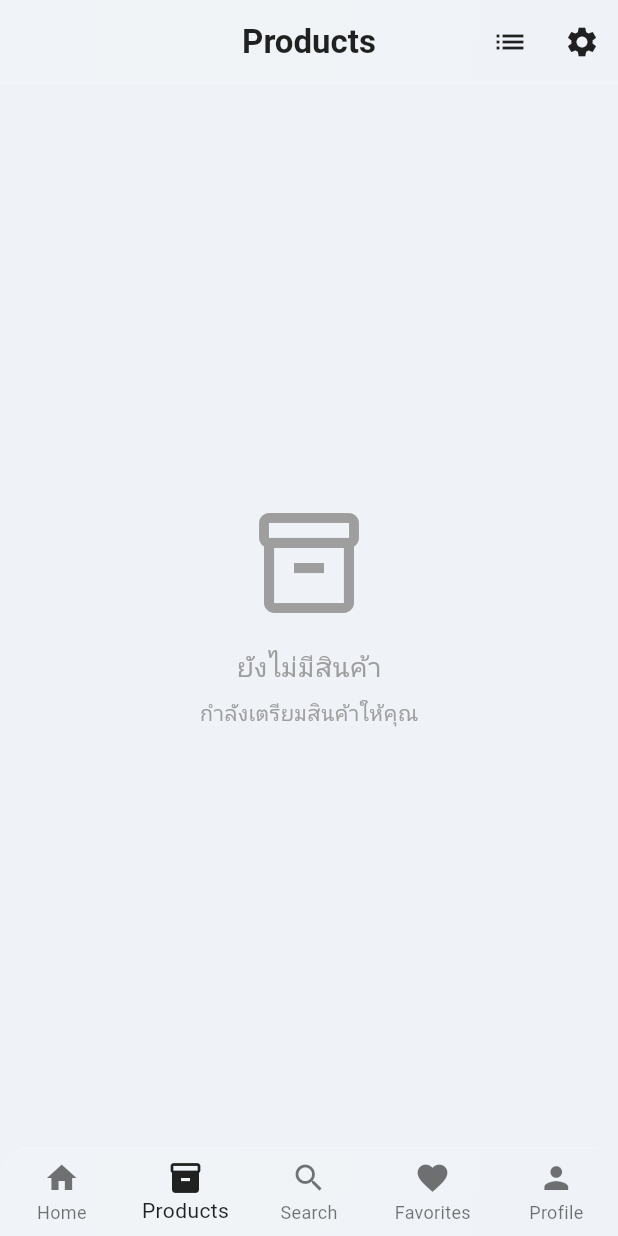
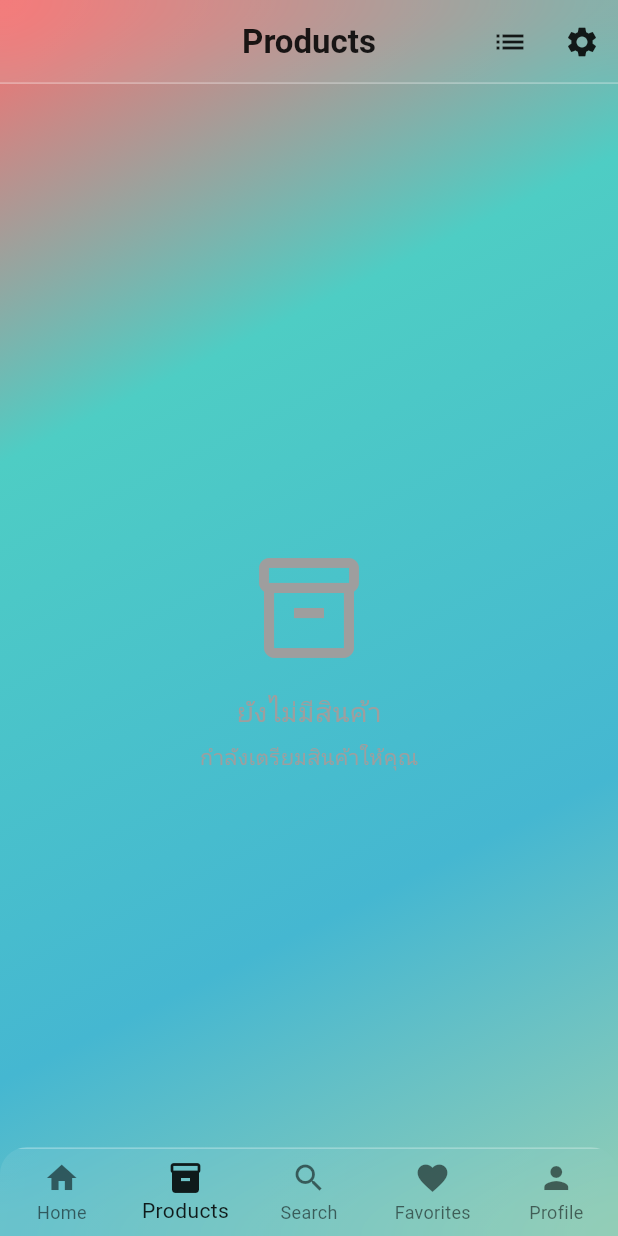
Before and after one commit to workerprocess/itshop, a Flutter app: the screen it shows after launch, item 2 of the bottom bar chosen, on a phone screen of 412 x 824 dp. Run offline on Flutter 3.47's test engine with Material 3 defaults, Android fonts, the light colour scheme and no system bars; our stand-ins replace dio, get, shared_preferences; generated files the repository leaves out were written again; statements that could not run were skipped; project files that could hold a hidden picture were left out.

Commit message:
Update theme colors and enhance page layouts for better visual consistency. Changed scaffold background colors in GlassTheme, and added padding to body elements in favorites_page.dart, home_page.dart, products_page.dart, profile_page.dart, and search_page.dart for improved UI. Updated root_page.dart to include a gradient background.

```diff
--- a/mobile_app/lib/core/themes/glass_theme.dart
+++ b/mobile_app/lib/core/themes/glass_theme.dart
@@ -101,7 +101,7 @@ class GlassTheme extends ThemeExtension<GlassTheme> {
       useMaterial3: true,
       brightness: Brightness.light,
       colorScheme: ColorScheme.fromSeed(seedColor: Colors.indigo),
-      scaffoldBackgroundColor: const Color(0xFFEFF3F7),
+      scaffoldBackgroundColor: const Color(0xFFF8F9FA),
       extensions: <ThemeExtension<dynamic>>[_lightGlass],
     );
 
@@ -109,7 +109,7 @@ class GlassTheme extends ThemeExtension<GlassTheme> {
       useMaterial3: true,
       brightness: Brightness.dark,
       colorScheme: ColorScheme.fromSeed(seedColor: Colors.indigo, brightness: Brightness.dark),
-      scaffoldBackgroundColor: const Color(0xFF0E1116),
+      scaffoldBackgroundColor: const Color(0xFF121212),
       extensions: <ThemeExtension<dynamic>>[_darkGlass],
     );
 }
--- a/mobile_app/lib/presentation/pages/products_page.dart
+++ b/mobile_app/lib/presentation/pages/products_page.dart
@@ -13,6 +13,8 @@ class ProductsPage extends StatelessWidget {
     final controller = Get.find<ProductsController>();
 
     return Scaffold(
+      backgroundColor: Colors.transparent,
+      extendBodyBehindAppBar: true,
       appBar: GlassAppBar(
         title: 'Products',
         actions: [
@@ -32,7 +34,9 @@ class ProductsPage extends StatelessWidget {
       ),
       body: Obx(() {
         if (controller.isLoading) {
-          return const Center(
+          return Padding(
+            padding: EdgeInsets.only(top: MediaQuery.of(context).padding.top + kToolbarHeight),
+            child: const Center(
             child: Column(
               mainAxisAlignment: MainAxisAlignment.center,
               children: [
@@ -51,11 +55,14 @@ class ProductsPage extends StatelessWidget {
               ),
             ],
           ),
+          ),
         );
       }
 
       if (controller.products.isEmpty) {
-          return const Center(
+        return Padding(
+          padding: EdgeInsets.only(top: MediaQuery.of(context).padding.top + kToolbarHeight),
+          child: const Center(
             child: Column(
               mainAxisAlignment: MainAxisAlignment.center,
               children: [
@@ -82,10 +89,13 @@ class ProductsPage extends StatelessWidget {
                 ),
               ],
             ),
+          ),
           );
         }
 
-        return controller.isGridView
+        return Padding(
+          padding: EdgeInsets.only(top: MediaQuery.of(context).padding.top + kToolbarHeight),
+          child: controller.isGridView
             ? ProductGridView(
                 products: controller.products,
                 isLoading: controller.isLoading,
@@ -95,6 +105,7 @@ class ProductsPage extends StatelessWidget {
                 products: controller.products,
                 isLoading: controller.isLoading,
                 onRefresh: () => controller.refreshProducts(),
+              ),
         );
       }),
     );
--- a/mobile_app/lib/presentation/pages/root_page.dart
+++ b/mobile_app/lib/presentation/pages/root_page.dart
@@ -17,8 +17,25 @@ class RootPage extends StatelessWidget {
   @override
   Widget build(BuildContext context) {
     final glass = Theme.of(context).extension<GlassTheme>()!;
-    return GetBuilder<RootController>(
-      builder: (controller) => Scaffold(
+    return Container(
+      decoration: const BoxDecoration(
+        gradient: LinearGradient(
+          begin: Alignment.topLeft,
+          end: Alignment.bottomRight,
+          colors: [
+            Color(0xFFFF6B6B), // สีแดงสด
+            Color(0xFF4ECDC4), // สีเขียวมิ้น
+            Color(0xFF45B7D1), // สีฟ้าสด
+            Color(0xFF96CEB4), // สีเขียวอ่อน
+          ],
+          stops: [0.0, 0.3, 0.7, 1.0],
+        ),
+      ),
+      child: GetBuilder<RootController>(
+        builder: (controller) => Scaffold(
+          backgroundColor: Colors.transparent,
+          extendBody: true,
+          extendBodyBehindAppBar: true,
         body: Obx(() => IndexedStack(
           index: controller.currentIndex,
           children: const [
@@ -56,6 +73,7 @@ class RootPage extends StatelessWidget {
             ),
           ],
         )),
+        ),
       ),
     );
   }
--- a/mobile_app/lib/presentation/widgets/glass/glass_bottom_nav.dart
+++ b/mobile_app/lib/presentation/widgets/glass/glass_bottom_nav.dart
@@ -30,8 +30,8 @@ class GlassBottomNav extends StatelessWidget {
             gradient: glass.gradient.scale(glass.opacity),
             border: Border(top: BorderSide(color: glass.borderColor, width: glass.borderWidth)),
           ),
-          child: SafeArea(
-            top: false,
+          // child: SafeArea(
+            // top: false,
             child: BottomNavigationBar(
               type: type,
               currentIndex: currentIndex,
@@ -43,7 +43,7 @@ class GlassBottomNav extends StatelessWidget {
               unselectedItemColor: (isDark ? Colors.white70 : Colors.black54),
               items: items,
             ),
-          ),
+          // ),
         ),
       ),
     );
```
Also changed, not shown: mobile_app/lib/presentation/pages/favorites_page.dart (+14 -3 lines), mobile_app/lib/presentation/pages/home_page.dart (+10 -2 lines), mobile_app/lib/presentation/pages/profile_page.dart (+15 -7 lines), mobile_app/lib/presentation/pages/search_page.dart (+9 -4 lines). Lines whose indentation alone changed are shown as unchanged.
